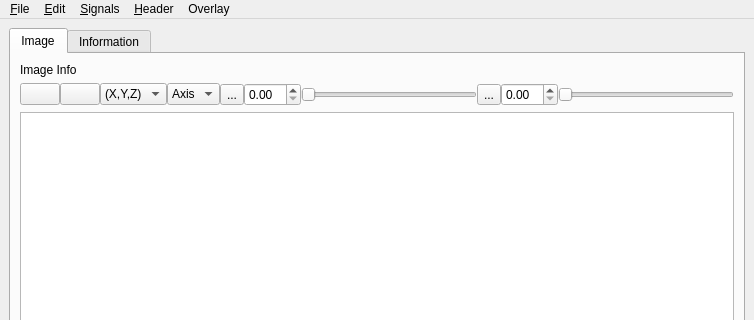
The window that view_image.ui (frankyeh/DSI-Studio) describes before a commit, drawn with Qt 5; both pictures show x 0 to 754 and y 0 to 320 of the 754 by 632 pixel window.
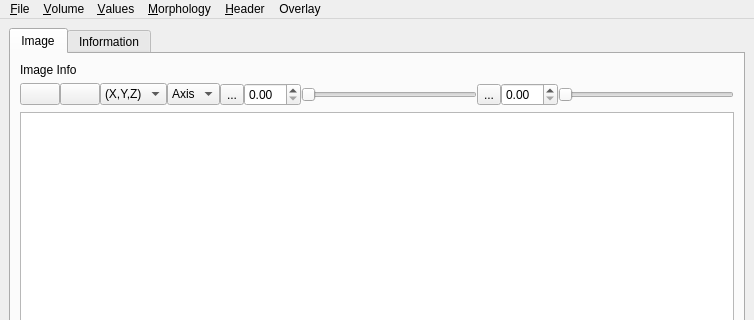
The same window after the commit. Icons and pictures are not drawn. Custom widgets are drawn as their Qt base class.

Patch:
```diff
--- a/view_image.ui
+++ b/view_image.ui
@@ -342,7 +342,7 @@
    </widget>
    <widget class="QMenu" name="menuResize">
     <property name="title">
-     <string>&amp;Edit</string>
+     <string>&amp;Volume</string>
     </property>
     <addaction name="actionResample"/>
     <addaction name="actionResize"/>
@@ -370,7 +370,7 @@
    </widget>
    <widget class="QMenu" name="menu_Intensity">
     <property name="title">
-     <string>&amp;Signals</string>
+     <string>&amp;Values</string>
     </property>
     <addaction name="actionIntensity_shift"/>
     <addaction name="actionIntensity_scale"/>
@@ -386,22 +386,28 @@
     <addaction name="actionThreshold"/>
     <addaction name="actionUpper_Threshold"/>
     <addaction name="actionLower_threshold"/>
+   </widget>
+   <widget class="QMenu" name="menuOverlay">
+    <property name="title">
+     <string>Overlay</string>
+    </property>
+   </widget>
+   <widget class="QMenu" name="menuMorphology">
+    <property name="title">
+     <string>&amp;Morphology</string>
+    </property>
+    <addaction name="actionSignal_Smoothing"/>
     <addaction name="separator"/>
     <addaction name="actionMorphology_Defragment"/>
     <addaction name="actionMorphology_Dilation"/>
     <addaction name="actionMorphology_Erosion"/>
     <addaction name="actionMorphology_XY"/>
     <addaction name="actionMorphology_XZ"/>
-    <addaction name="separator"/>
-   </widget>
-   <widget class="QMenu" name="menuOverlay">
-    <property name="title">
-     <string>Overlay</string>
-    </property>
    </widget>
    <addaction name="menu_File"/>
    <addaction name="menuResize"/>
    <addaction name="menu_Intensity"/>
+   <addaction name="menuMorphology"/>
    <addaction name="menu_Header"/>
    <addaction name="menuOverlay"/>
   </widget>
```
Left out of the diff: 26 changed lines with no effect on the pictures.
